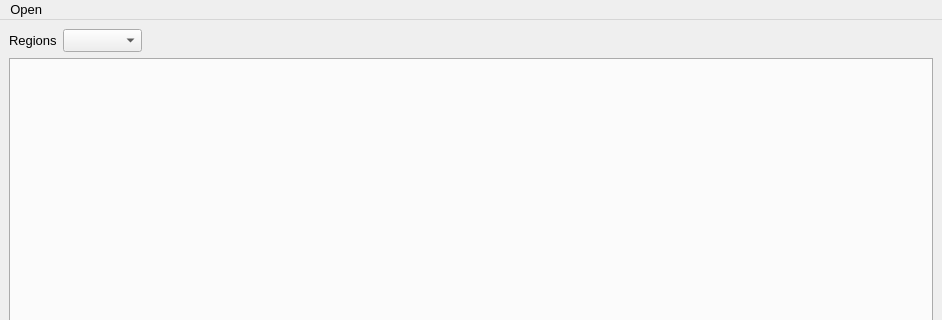
Qt form cgt/CrystalGrowthTrackerMain.ui (jonathanHuwP/CrystalGrowthTracker) before a commit; both pictures show x 0 to 942 and y 0 to 320 of the 942 by 583 pixel window.
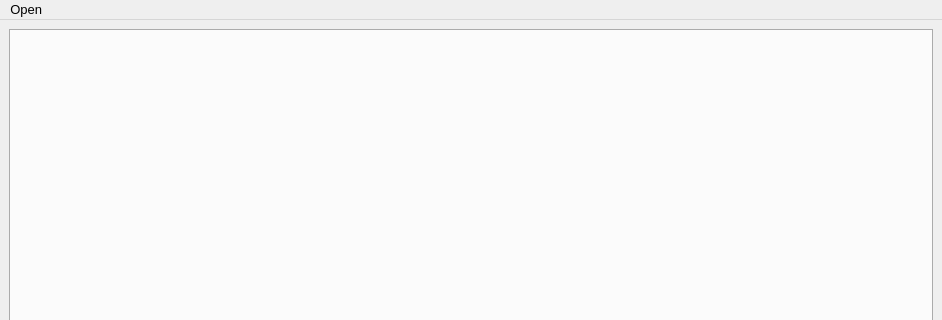
The same form after that commit.

Commit message: regions control added to drawing widget

Diff of the .ui file:
```diff
--- a/cgt/CrystalGrowthTrackerMain.ui
+++ b/cgt/CrystalGrowthTrackerMain.ui
@@ -26,33 +26,6 @@
   </property>
   <widget class="QWidget" name="centralwidget">
    <layout class="QVBoxLayout" name="verticalLayout">
-    <item>
-     <layout class="QHBoxLayout" name="horizontalLayout">
-      <item>
-       <widget class="QLabel" name="label">
-        <property name="text">
-         <string>Regions</string>
-        </property>
-       </widget>
-      </item>
-      <item>
-       <widget class="QComboBox" name="_regionsComboBox"/>
-      </item>
-      <item>
-       <spacer name="horizontalSpacer">
-        <property name="orientation">
-         <enum>Qt::Horizontal</enum>
-        </property>
-        <property name="sizeHint" stdset="0">
-         <size>
-          <width>40</width>
-          <height>20</height>
-         </size>
-        </property>
-       </spacer>
-      </item>
-     </layout>
-    </item>
     <item>
      <widget class="QTabWidget" name="_tabWidget">
       <property name="currentIndex">
```
Left out of the diff: 16 changed lines with no effect on the pictures. The commit also changes 4 other files.
